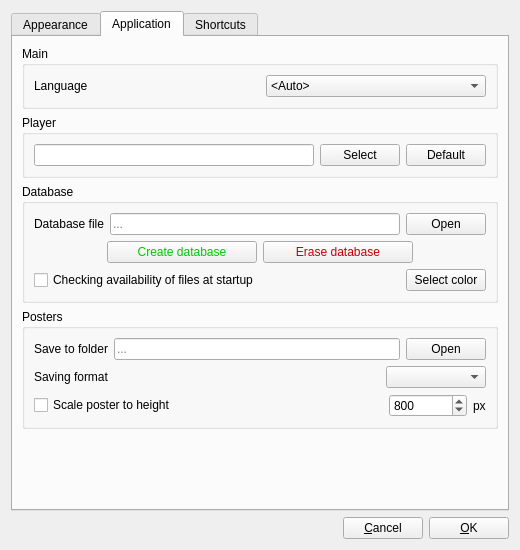
eugene-melnik/alexandra, file src/settingswindow.ui: the form before one commit.
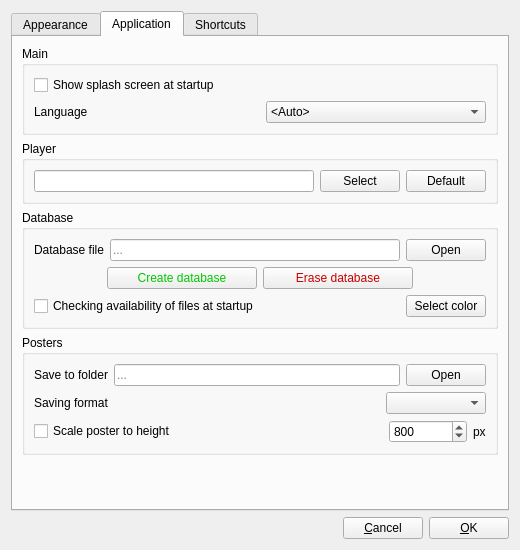
The form after the commit. The open tabs and pages were chosen to show the change. Icons and pictures are not drawn.

Commit message: Ability to disable splash screen (#8)

Patch:
```diff
--- a/src/settingswindow.ui
+++ b/src/settingswindow.ui
@@ -417,6 +417,13 @@
           <string>Main</string>
          </property>
          <layout class="QVBoxLayout" name="verticalLayout_4">
+          <item>
+           <widget class="QCheckBox" name="cShowSplashScreen">
+            <property name="text">
+             <string>Show splash screen at startup</string>
+            </property>
+           </widget>
+          </item>
           <item>
            <layout class="QHBoxLayout" name="hl1" stretch="1,0">
             <property name="spacing">
```
The commit also changes 4 other files.
